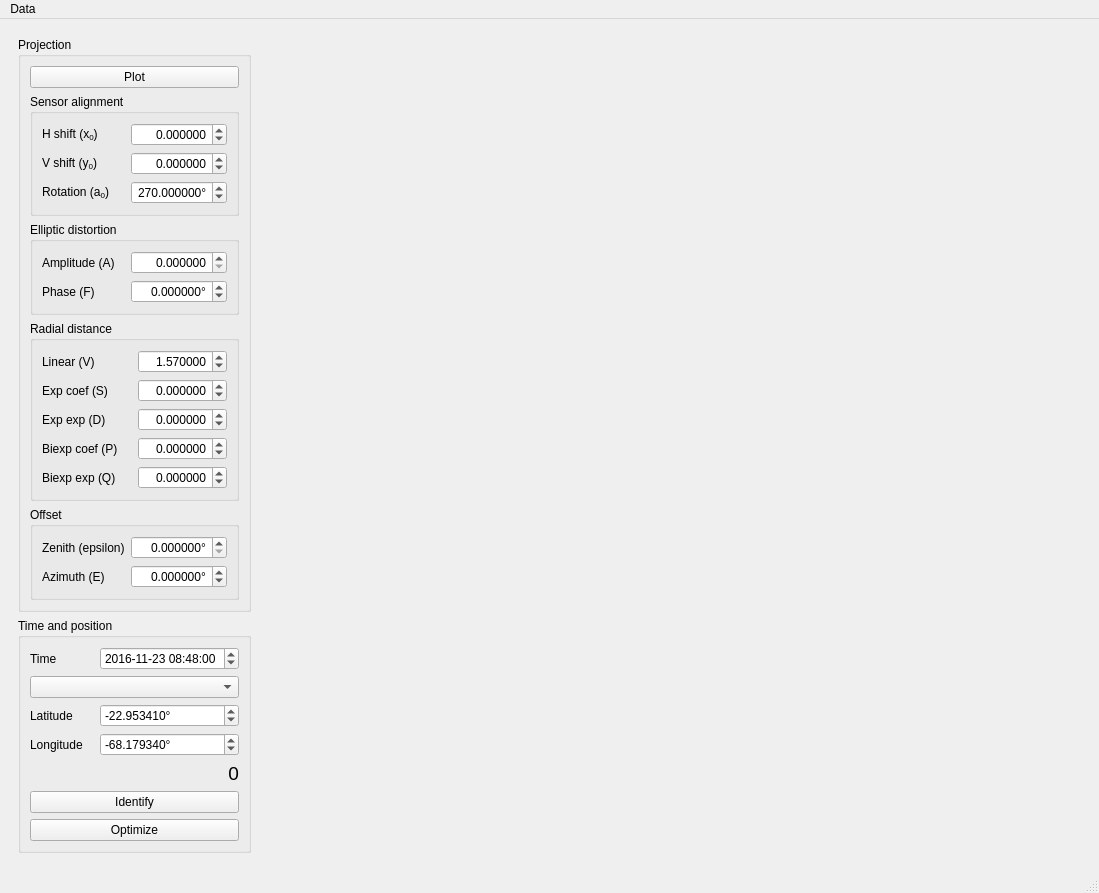
Old version of the form ui/main.ui in the repository AMOS-uniba/vasco.
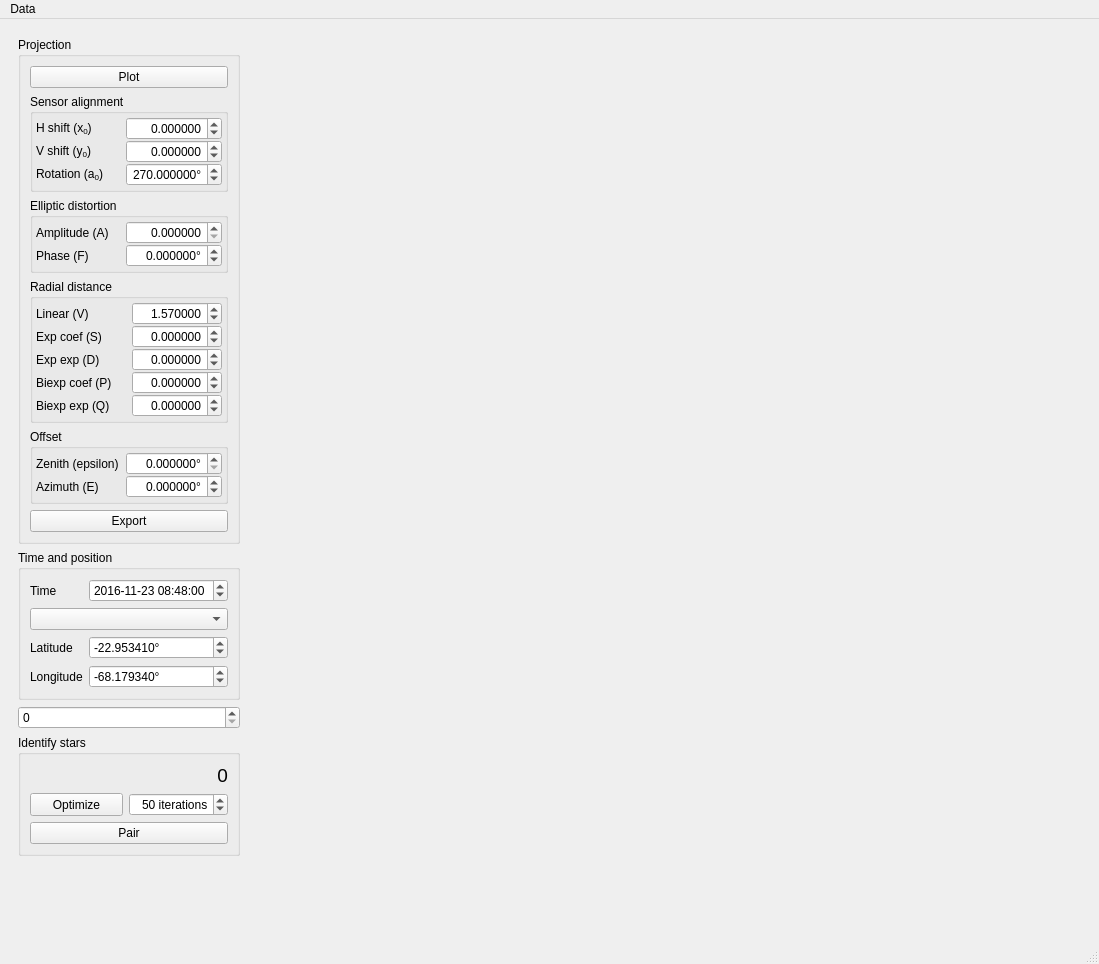
New version of the form.

What changed in the file:
```diff
--- a/ui/main.ui
+++ b/ui/main.ui
@@ -7,7 +7,7 @@
     <x>0</x>
     <y>0</y>
     <width>1099</width>
-    <height>893</height>
+    <height>964</height>
    </rect>
   </property>
   <property name="windowTitle">
@@ -61,6 +61,21 @@
              <string>Sensor alignment</string>
             </property>
             <layout class="QGridLayout" name="gridLayout">
+             <property name="leftMargin">
+              <number>3</number>
+             </property>
+             <property name="topMargin">
+              <number>3</number>
+             </property>
+             <property name="rightMargin">
+              <number>3</number>
+             </property>
+             <property name="bottomMargin">
+              <number>3</number>
+             </property>
+             <property name="verticalSpacing">
+              <number>0</number>
+             </property>
              <item row="2" column="0">
               <widget class="QLabel" name="lb_a0">
                <property name="text">
@@ -160,6 +175,21 @@
              <string>Elliptic distortion</string>
             </property>
             <layout class="QGridLayout" name="gridLayout_2">
+             <property name="leftMargin">
+              <number>3</number>
+             </property>
+             <property name="topMargin">
+              <number>3</number>
+             </property>
+             <property name="rightMargin">
+              <number>3</number>
+             </property>
+             <property name="bottomMargin">
+              <number>3</number>
+             </property>
+             <property name="verticalSpacing">
+              <number>0</number>
+             </property>
              <item row="0" column="0">
               <widget class="QLabel" name="lb_A">
                <property name="text">
@@ -230,6 +260,21 @@
              <string>Radial distance</string>
             </property>
             <layout class="QGridLayout" name="gridLayout_3">
+             <property name="leftMargin">
+              <number>3</number>
+             </property>
+             <property name="topMargin">
+              <number>3</number>
+             </property>
+             <property name="rightMargin">
+              <number>3</number>
+             </property>
+             <property name="bottomMargin">
+              <number>3</number>
+             </property>
+             <property name="verticalSpacing">
+              <number>0</number>
+             </property>
              <item row="0" column="0">
               <widget class="QLabel" name="lb_V">
                <property name="text">
@@ -390,6 +435,21 @@
              <string>Offset</string>
             </property>
             <layout class="QGridLayout" name="gridLayout_4">
+             <property name="leftMargin">
+              <number>3</number>
+             </property>
+             <property name="topMargin">
+              <number>3</number>
+             </property>
+             <property name="rightMargin">
+              <number>3</number>
+             </property>
+             <property name="bottomMargin">
+              <number>3</number>
+             </property>
+             <property name="verticalSpacing">
+              <number>0</number>
+             </property>
              <item row="0" column="0">
               <widget class="QLabel" name="lb_eps">
                <property name="text">
@@ -445,6 +505,13 @@
             </layout>
            </widget>
           </item>
+          <item>
+           <widget class="QPushButton" name="pb_export">
+            <property name="text">
+             <string>Export</string>
+            </property>
+           </widget>
+          </item>
          </layout>
         </widget>
        </item>
@@ -524,27 +591,6 @@
             </property>
            </widget>
           </item>
-          <item row="4" column="0" colspan="2">
-           <widget class="QLabel" name="lb_error">
-            <property name="sizePolicy">
-             <sizepolicy hsizetype="Preferred" vsizetype="Maximum">
-              <horstretch>0</horstretch>
-              <verstretch>0</verstretch>
-             </sizepolicy>
-            </property>
-            <property name="font">
-             <font>
-              <pointsize>14</pointsize>
-             </font>
-            </property>
-            <property name="text">
-             <string>0</string>
-            </property>
-            <property name="alignment">
-             <set>Qt::AlignRight|Qt::AlignTrailing|Qt::AlignVCenter</set>
-            </property>
-           </widget>
-          </item>
           <item row="3" column="1">
            <widget class="QDoubleSpinBox" name="dsb_lon">
             <property name="wrapping">
@@ -602,20 +648,19 @@
             </property>
            </widget>
           </item>
-          <item row="5" column="0" colspan="2">
-           <widget class="QPushButton" name="pb_identify">
-            <property name="sizePolicy">
-             <sizepolicy hsizetype="Preferred" vsizetype="Minimum">
-              <horstretch>0</horstretch>
-              <verstretch>0</verstretch>
-             </sizepolicy>
-            </property>
-            <property name="text">
-             <string>Identify</string>
-            </property>
-           </widget>
-          </item>
-          <item row="6" column="0" colspan="2">
+         </layout>
+        </widget>
+       </item>
+       <item>
+        <widget class="QSpinBox" name="spinBox"/>
+       </item>
+       <item>
+        <widget class="QGroupBox" name="gb_identify">
+         <property name="title">
+          <string>Identify stars</string>
+         </property>
+         <layout class="QGridLayout" name="gridLayout_6">
+          <item row="1" column="0">
            <widget class="QPushButton" name="pb_optimize">
             <property name="sizePolicy">
              <sizepolicy hsizetype="Preferred" vsizetype="Minimum">
@@ -628,9 +673,78 @@
             </property>
            </widget>
           </item>
+          <item row="1" column="1">
+           <widget class="QSpinBox" name="sb_maxiter">
+            <property name="alignment">
+             <set>Qt::AlignRight|Qt::AlignTrailing|Qt::AlignVCenter</set>
+            </property>
+            <property name="suffix">
+             <string> iterations</string>
+            </property>
+            <property name="minimum">
+             <number>10</number>
+            </property>
+            <property name="maximum">
+             <number>200</number>
+            </property>
+            <property name="singleStep">
+             <number>10</number>
+            </property>
+            <property name="value">
+             <number>50</number>
+            </property>
+           </widget>
+          </item>
+          <item row="0" column="0" colspan="2">
+           <widget class="QLabel" name="lb_error">
+            <property name="sizePolicy">
+             <sizepolicy hsizetype="Preferred" vsizetype="Maximum">
+              <horstretch>0</horstretch>
+              <verstretch>0</verstretch>
+             </sizepolicy>
+            </property>
+            <property name="font">
+             <font>
+              <pointsize>14</pointsize>
+             </font>
+            </property>
+            <property name="text">
+             <string>0</string>
+            </property>
+            <property name="alignment">
+             <set>Qt::AlignRight|Qt::AlignTrailing|Qt::AlignVCenter</set>
+            </property>
+           </widget>
+          </item>
+          <item row="2" column="0" colspan="2">
+           <widget class="QPushButton" name="pb_pair">
+            <property name="sizePolicy">
+             <sizepolicy hsizetype="Preferred" vsizetype="Minimum">
+              <horstretch>0</horstretch>
+              <verstretch>0</verstretch>
+             </sizepolicy>
+            </property>
+            <property name="text">
+             <string>Pair</string>
+            </property>
+           </widget>
+          </item>
          </layout>
         </widget>
        </item>
+       <item>
+        <spacer name="verticalSpacer">
+         <property name="orientation">
+          <enum>Qt::Vertical</enum>
+         </property>
+         <property name="sizeHint" stdset="0">
+          <size>
+           <width>20</width>
+           <height>40</height>
+          </size>
+         </property>
+        </spacer>
+       </item>
       </layout>
      </widget>
     </item>
```
